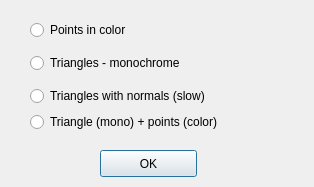
Old version of the form Src/3DMetrics/choose_loadingmode_dialog.ui in the repository IfremerUnderwater/3DMetrics.
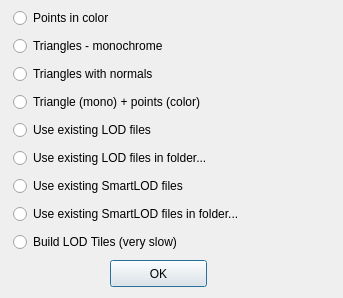
New version of the form.

Commit message: GUI to load Grid datasets

Diff of the .ui file:
```diff
--- a/Src/3DMetrics/choose_loadingmode_dialog.ui
+++ b/Src/3DMetrics/choose_loadingmode_dialog.ui
@@ -6,8 +6,8 @@
    <rect>
     <x>0</x>
     <y>0</y>
-    <width>314</width>
-    <height>187</height>
+    <width>343</width>
+    <height>298</height>
    </rect>
   </property>
   <property name="windowTitle">
@@ -16,8 +16,8 @@
   <widget class="QPushButton" name="ok_button">
    <property name="geometry">
     <rect>
-     <x>100</x>
-     <y>150</y>
+     <x>110</x>
+     <y>260</y>
      <width>97</width>
      <height>27</height>
     </rect>
@@ -26,13 +26,13 @@
     <string>OK</string>
    </property>
   </widget>
-  <widget class="QWidget" name="">
+  <widget class="QWidget" name="layoutWidget">
    <property name="geometry">
     <rect>
-     <x>30</x>
-     <y>20</y>
-     <width>261</width>
-     <height>112</height>
+     <x>13</x>
+     <y>6</y>
+     <width>311</width>
+     <height>257</height>
     </rect>
    </property>
    <layout class="QVBoxLayout" name="verticalLayout">
@@ -46,7 +46,7 @@
     <item>
      <widget class="QRadioButton" name="triangles_radio">
       <property name="sizePolicy">
-       <sizepolicy hsizetype="Minimum" vsizetype="MinimumExpanding">
+       <sizepolicy hsizetype="Minimum" vsizetype="Fixed">
         <horstretch>0</horstretch>
         <verstretch>0</verstretch>
        </sizepolicy>
@@ -59,7 +59,7 @@
     <item>
      <widget class="QRadioButton" name="triangles_normals_radio">
       <property name="text">
-       <string>Triangles with normals (slow)</string>
+       <string>Triangles with normals</string>
       </property>
      </widget>
     </item>
@@ -70,6 +70,41 @@
       </property>
      </widget>
     </item>
+    <item>
+     <widget class="QRadioButton" name="useLODTiles_radio">
+      <property name="text">
+       <string>Use existing LOD files</string>
+      </property>
+     </widget>
+    </item>
+    <item>
+     <widget class="QRadioButton" name="useLODTilesDir_radio">
+      <property name="text">
+       <string>Use existing LOD files in folder...</string>
+      </property>
+     </widget>
+    </item>
+    <item>
+     <widget class="QRadioButton" name="useSmartLODTiles_radio">
+      <property name="text">
+       <string>Use existing SmartLOD files</string>
+      </property>
+     </widget>
+    </item>
+    <item>
+     <widget class="QRadioButton" name="useSmartLODTilesDir_radio">
+      <property name="text">
+       <string>Use existing SmartLOD files in folder...</string>
+      </property>
+     </widget>
+    </item>
+    <item>
+     <widget class="QRadioButton" name="buildLOD_radio">
+      <property name="text">
+       <string>Build LOD Tiles (very slow)</string>
+      </property>
+     </widget>
+    </item>
    </layout>
   </widget>
  </widget>
```
The commit also changes 6 other files.
